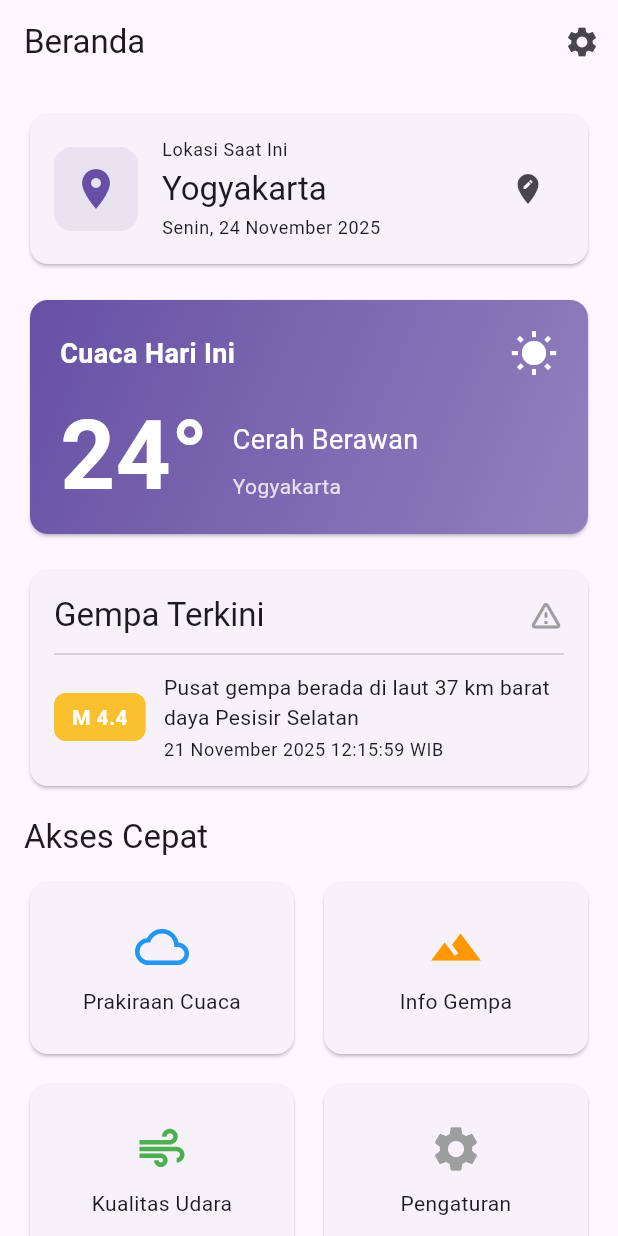
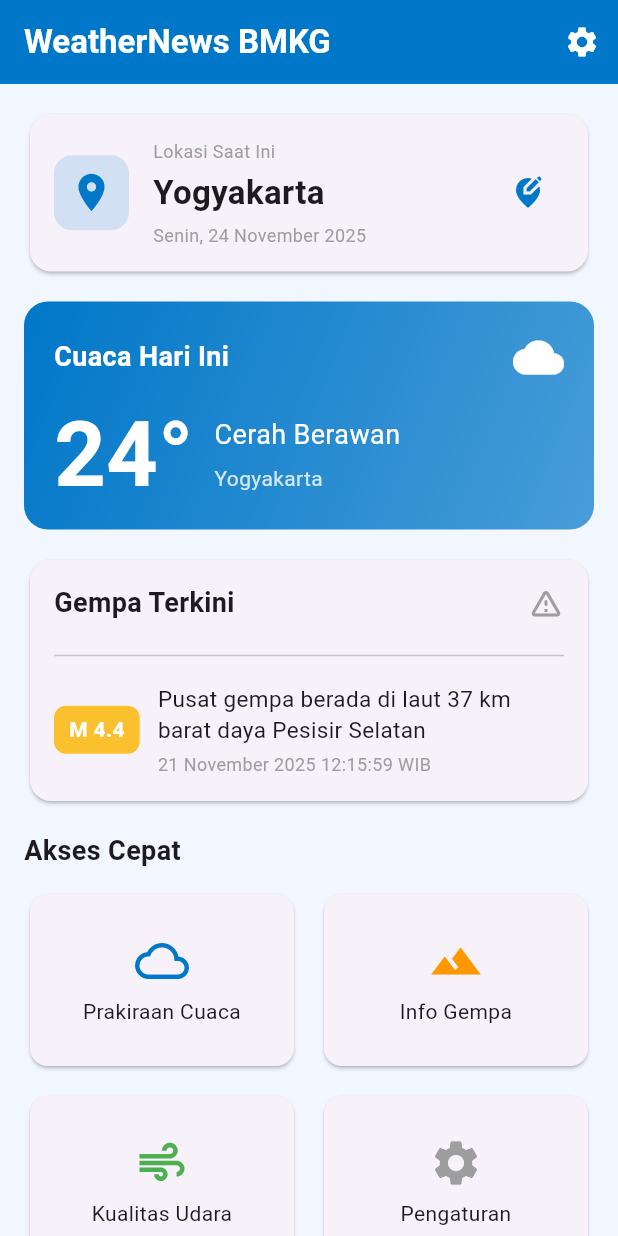
Before and after one commit to GabrielEgi/Project_Akhir_Praktikum_Mobile, a Flutter app: the HomeScreen screen opened directly, on a phone screen of 412 x 824 dp. Run offline on Flutter 3.47's test engine with Material 3 defaults, Android fonts, the phone set to English and light mode, and no system bars; our stand-ins replace cached_network_image, fl_chart, geolocator, google_fonts, hive, hive_flutter and 3 more; accounts and stored records are empty; network calls fail.

Commit message:
redesign 1

```diff
--- a/xbmkg/lib/screens/home_screen.dart
+++ b/xbmkg/lib/screens/home_screen.dart
@@ -33,12 +33,20 @@ class _HomeScreenState extends State<HomeScreen> {
 
   @override
   Widget build(BuildContext context) {
+    final bmkgBlue = const Color(0xFF0077C8);
+
     return Scaffold(
+      backgroundColor: const Color(0xFFF2F6FF),
       appBar: AppBar(
-        title: const Text('Beranda'),
+        backgroundColor: bmkgBlue,
+        elevation: 0,
+        title: const Text(
+          'WeatherNews BMKG',
+          style: TextStyle(color: Colors.white, fontWeight: FontWeight.bold),
+        ),
         actions: [
           IconButton(
-            icon: const Icon(Icons.settings),
+            icon: const Icon(Icons.settings, color: Colors.white),
             onPressed: () {
               Navigator.push(
                 context,
@@ -48,26 +56,30 @@ class _HomeScreenState extends State<HomeScreen> {
           ),
         ],
       ),
+
       body: RefreshIndicator(
+        color: bmkgBlue,
         onRefresh: () async {
           await Future.wait([
             context.read<WeatherProvider>().refresh(),
             context.read<EarthquakeProvider>().refresh(),
           ]);
         },
+
         child: SingleChildScrollView(
           physics: const AlwaysScrollableScrollPhysics(),
           padding: const EdgeInsets.all(16),
+
           child: Column(
             crossAxisAlignment: CrossAxisAlignment.start,
             children: [
-              _buildLocationCard(),
+              _buildLocationCard(bmkgBlue),
               const SizedBox(height: 16),
-              _buildWeatherSummary(),
+              _buildWeatherSummary(bmkgBlue),
               const SizedBox(height: 16),
               _buildEarthquakeSummary(),
               const SizedBox(height: 16),
-              _buildQuickActions(),
+              _buildQuickActions(bmkgBlue),
             ],
           ),
         ),
@@ -75,52 +87,54 @@ class _HomeScreenState extends State<HomeScreen> {
     );
   }
 
-  Widget _buildLocationCard() {
+  // ---------------------------------------------------------
+  //  SECTION: LOKASI
+  // ---------------------------------------------------------
+  Widget _buildLocationCard(Color bmkgBlue) {
     return Consumer<WeatherProvider>(
-      builder: (context, weatherProvider, child) {
+      builder: (context, provider, child) {
         return Card(
+          shape: RoundedRectangleBorder(borderRadius: BorderRadius.circular(14)),
           child: Padding(
             padding: const EdgeInsets.all(16),
             child: Row(
               children: [
                 Container(
-                  padding: const EdgeInsets.all(12),
+                  padding: const EdgeInsets.all(10),
                   decoration: BoxDecoration(
-                    color: Theme.of(context).primaryColor.withValues(alpha: 0.1),
+                    color: bmkgBlue.withOpacity(0.15),
                     borderRadius: BorderRadius.circular(12),
                   ),
-                  child: Icon(
-                    Icons.location_on,
-                    color: Theme.of(context).primaryColor,
-                    size: 32,
-                  ),
+                  child: Icon(Icons.location_on, color: bmkgBlue, size: 30),
                 ),
                 const SizedBox(width: 16),
                 Expanded(
                   child: Column(
                     crossAxisAlignment: CrossAxisAlignment.start,
                     children: [
-                      Text(
-                        'Lokasi Saat Ini',
-                        style: Theme.of(context).textTheme.bodySmall,
-                      ),
+                      const Text('Lokasi Saat Ini',
+                          style: TextStyle(fontSize: 12, color: Colors.grey)),
                       const SizedBox(height: 4),
                       Text(
-                        weatherProvider.selectedLocation,
-                        style: Theme.of(context).textTheme.titleLarge,
+                        provider.selectedLocation,
+                        style: const TextStyle(
+                          fontSize: 22,
+                          fontWeight: FontWeight.w700,
+                        ),
                       ),
                       const SizedBox(height: 4),
                       Text(
                         DateFormat('EEEE, d MMMM yyyy', 'id_ID')
                             .format(DateTime.now()),
-                        style: Theme.of(context).textTheme.bodySmall,
+                        style: const TextStyle(fontSize: 12, color: Colors.grey),
                       ),
                     ],
                   ),
                 ),
                 IconButton(
-                  icon: const Icon(Icons.edit_location),
+                  icon: const Icon(Icons.edit_location_alt),
                   onPressed: () => _showLocationDialog(),
+                  color: bmkgBlue,
                 ),
               ],
             ),
@@ -130,98 +144,79 @@ class _HomeScreenState extends State<HomeScreen> {
     );
   }
 
-  Widget _buildWeatherSummary() {
+  // ---------------------------------------------------------
+  //  SECTION: CUACA HARI INI
+  // ---------------------------------------------------------
+  Widget _buildWeatherSummary(Color bmkgBlue) {
     return Consumer<WeatherProvider>(
-      builder: (context, weatherProvider, child) {
-        if (weatherProvider.isLoading) {
-          return Card(
-            child: Container(
-              padding: const EdgeInsets.all(16),
-              height: 200,
-              child: const Center(child: CircularProgressIndicator()),
-            ),
-          );
+      builder: (context, provider, child) {
+        if (provider.isLoading) {
+          return _loadingCard(height: 200);
         }
 
-        final temperature = weatherProvider.getCurrentTemperature();
-        final condition = weatherProvider.getCurrentWeatherCondition();
+        final temp = provider.getCurrentTemperature();
+        final kondisi = provider.getCurrentWeatherCondition();
 
-        return Card(
-          child: Container(
-            padding: const EdgeInsets.all(20),
+        return Container(
           decoration: BoxDecoration(
-              borderRadius: BorderRadius.circular(12),
             gradient: LinearGradient(
+              colors: [bmkgBlue, bmkgBlue.withOpacity(0.7)],
               begin: Alignment.topLeft,
               end: Alignment.bottomRight,
-                colors: [
-                  Theme.of(context).primaryColor,
-                  Theme.of(context).primaryColor.withValues(alpha: 0.7),
-                ],
             ),
+            borderRadius: BorderRadius.circular(16),
           ),
+          child: Padding(
+            padding: const EdgeInsets.all(20),
             child: Column(
               crossAxisAlignment: CrossAxisAlignment.start,
               children: [
-                const Row(
+                Row(
                   mainAxisAlignment: MainAxisAlignment.spaceBetween,
+                  children: const [
+                    Text(
+                      "Cuaca Hari Ini",
+                      style: TextStyle(
+                          color: Colors.white,
+                          fontSize: 18,
+                          fontWeight: FontWeight.w600),
+                    ),
+                    Icon(Icons.cloud, color: Colors.white, size: 34),
+                  ],
+                ),
+                const SizedBox(height: 18),
+                Row(
                   children: [
                     Text(
-                      'Cuaca Hari Ini',
-                      style: TextStyle(
-                        fontSize: 18,
-                        fontWeight: FontWeight.w600,
+                      temp != null ? "${temp.toStringAsFixed(0)}°" : "--°",
+                      style: const TextStyle(
+                        fontSize: 60,
+                        height: 1,
                         color: Colors.white,
+                        fontWeight: FontWeight.bold,
                       ),
                     ),
-                    Icon(
-                      Icons.wb_sunny,
-                      color: Colors.white,
-                      size: 32,
-                    ),
-                  ],
-                ),
-                const SizedBox(height: 20),
-                Row(
+                    const SizedBox(width: 14),
+                    Column(
                       crossAxisAlignment: CrossAxisAlignment.start,
                       children: [
                         Text(
-                      temperature != null
-                          ? '${temperature.toStringAsFixed(0)}°'
-                          : '--°',
+                          kondisi ?? "Memuat...",
                           style: const TextStyle(
-                        fontSize: 64,
-                        fontWeight: FontWeight.bold,
-                        color: Colors.white,
-                        height: 1,
+                              fontSize: 18, color: Colors.white),
                         ),
-                    ),
-                    const SizedBox(width: 16),
-                    Expanded(
-                      child: Column(
-                        crossAxisAlignment: CrossAxisAlignment.start,
-                        children: [
-                          const SizedBox(height: 8),
+                        const SizedBox(height: 6),
                         Text(
-                            condition ?? 'Memuat...',
-                            style: const TextStyle(
-                              fontSize: 18,
-                              color: Colors.white,
-                            ),
-                          ),
-                          const SizedBox(height: 8),
-                          Text(
-                            weatherProvider.selectedLocation,
+                          provider.selectedLocation,
                           style: TextStyle(
                             fontSize: 14,
-                              color: Colors.white.withValues(alpha: 0.8),
+                            color: Colors.white.withOpacity(0.8),
                           ),
                         ),
                       ],
-                      ),
-                    ),
+                    )
                   ],
-                ),
+                )
               ],
             ),
           ),
@@ -230,24 +225,22 @@ class _HomeScreenState extends State<HomeScreen> {
     );
   }
 
+  // ---------------------------------------------------------
+  //  SECTION: GEMPA
+  // ---------------------------------------------------------
   Widget _buildEarthquakeSummary() {
     return Consumer<EarthquakeProvider>(
-      builder: (context, earthquakeProvider, child) {
-        if (earthquakeProvider.isLoading) {
-          return Card(
-            child: Container(
-              padding: const EdgeInsets.all(16),
-              height: 150,
-              child: const Center(child: CircularProgressIndicator()),
-            ),
-          );
+      builder: (context, provider, child) {
+        if (provider.isLoading) {
+          return _loadingCard(height: 150);
         }
 
-        final latestEarthquake = earthquakeProvider.latestEarthquakes.isNotEmpty
-            ? earthquakeProvider.latestEarthquakes.first
+        final data = provider.latestEarthquakes.isNotEmpty
+            ? provider.latestEarthquakes.first
             : null;
 
         return Card(
+          shape: RoundedRectangleBorder(borderRadius: BorderRadius.circular(14)),
           child: Padding(
             padding: const EdgeInsets.all(16),
             child: Column(
@@ -256,39 +249,32 @@ class _HomeScreenState extends State<HomeScreen> {
                 Row(
                   mainAxisAlignment: MainAxisAlignment.spaceBetween,
                   children: [
-                    Text(
-                      'Gempa Terkini',
-                      style: Theme.of(context).textTheme.titleLarge,
-                    ),
-                    Icon(
-                      Icons.warning_amber_rounded,
-                      color: latestEarthquake != null &&
-                              latestEarthquake.magnitude != null &&
-                              latestEarthquake.magnitude! >= 5.0
-                          ? Colors.orange
-                          : Colors.grey,
-                    ),
+                    const Text("Gempa Terkini",
+                        style: TextStyle(
+                            fontSize: 18, fontWeight: FontWeight.w600)),
+                    Icon(Icons.warning_amber_rounded,
+                        color:
+                            (data?.magnitude ?? 0) >= 5 ? Colors.orange : Colors.grey),
                   ],
                 ),
-                const Divider(height: 24),
-                if (latestEarthquake != null) ...[
+                const SizedBox(height: 14),
+                const Divider(),
+                const SizedBox(height: 10),
+
+                if (data != null)
                   Row(
                     children: [
                       Container(
-                        padding: const EdgeInsets.symmetric(
-                          horizontal: 12,
-                          vertical: 6,
-                        ),
+                        padding:
+                            const EdgeInsets.symmetric(vertical: 6, horizontal: 10),
                         decoration: BoxDecoration(
-                          color: _getMagnitudeColor(latestEarthquake.magnitude),
+                          color: _getMagnitudeColor(data.magnitude),
                           borderRadius: BorderRadius.circular(8),
                         ),
                         child: Text(
-                          'M ${latestEarthquake.magnitude?.toStringAsFixed(1) ?? '-'}',
+                          "M ${data.magnitude?.toStringAsFixed(1)}",
                           style: const TextStyle(
-                            color: Colors.white,
-                            fontWeight: FontWeight.bold,
-                          ),
+                              color: Colors.white, fontWeight: FontWeight.bold),
                         ),
                       ),
                       const SizedBox(width: 12),
@@ -296,30 +282,24 @@ class _HomeScreenState extends State<HomeScreen> {
                         child: Column(
                           crossAxisAlignment: CrossAxisAlignment.start,
                           children: [
-                            Text(
-                              latestEarthquake.region ?? 'Tidak diketahui',
-                              style: Theme.of(context).textTheme.bodyMedium,
-                              maxLines: 2,
-                              overflow: TextOverflow.ellipsis,
-                            ),
+                            Text(data.region ?? "Tidak diketahui",
+                                style: const TextStyle(fontSize: 15)),
                             const SizedBox(height: 4),
-                            Text(
-                              '${latestEarthquake.date} ${latestEarthquake.time}',
-                              style: Theme.of(context).textTheme.bodySmall,
-                            ),
+                            Text("${data.date} ${data.time}",
+                                style: const TextStyle(
+                                    fontSize: 12, color: Colors.grey)),
                           ],
                         ),
                       ),
                     ],
+                  )
+                else
+                  const Center(
+                    child: Text(
+                      "Tidak ada data gempa terbaru",
+                      style: TextStyle(color: Colors.grey),
                     ),
-                ] else ...[
-                  Center(
-                    child: Text(
-                      'Tidak ada data gempa terkini',
-                      style: Theme.of(context).textTheme.bodySmall,
-                    ),
-                  ),
-                ],
+                  )
               ],
             ),
           ),
@@ -328,15 +308,17 @@ class _HomeScreenState extends State<HomeScreen> {
     );
   }
 
-  Widget _buildQuickActions() {
+  // ---------------------------------------------------------
+  //  SECTION: MENU CEPAT
+  // ---------------------------------------------------------
+  Widget _buildQuickActions(Color bmkgBlue) {
     return Column(
       crossAxisAlignment: CrossAxisAlignment.start,
       children: [
-        Text(
-          'Akses Cepat',
-          style: Theme.of(context).textTheme.titleLarge,
-        ),
+        const Text("Akses Cepat",
+            style: TextStyle(fontSize: 18, fontWeight: FontWeight.w700)),
         const SizedBox(height: 12),
+
         GridView.count(
           crossAxisCount: 2,
           shrinkWrap: true,
@@ -345,69 +327,36 @@ class _HomeScreenState extends State<HomeScreen> {
           crossAxisSpacing: 12,
           childAspectRatio: 1.5,
           children: [
-            _buildQuickActionCard(
-              icon: Icons.cloud_queue,
-              title: 'Prakiraan Cuaca',
-              color: Colors.blue,
-              onTap: () {
-                // Navigate to weather screen
-              },
-            ),
-            _buildQuickActionCard(
-              icon: Icons.terrain,
-              title: 'Info Gempa',
-              color: Colors.orange,
-              onTap: () {
-                // Navigate to earthquake screen
-              },
-            ),
-            _buildQuickActionCard(
-              icon: Icons.air,
-              title: 'Kualitas Udara',
-              color: Colors.green,
-              onTap: () {
-                // Navigate to air quality screen
-              },
-            ),
-            _buildQuickActionCard(
-              icon: Icons.settings,
-              title: 'Pengaturan',
-              color: Colors.grey,
-              onTap: () {
+            _quickAction(Icons.cloud_queue, "Prakiraan Cuaca", bmkgBlue, () {}),
+            _quickAction(Icons.terrain, "Info Gempa", Colors.orange, () {}),
+            _quickAction(Icons.air, "Kualitas Udara", Colors.green, () {}),
+            _quickAction(Icons.settings, "Pengaturan", Colors.grey, () {
               Navigator.push(
                 context,
                 MaterialPageRoute(builder: (_) => const SettingsScreen()),
               );
-              },
-            ),
+            }),
           ],
         ),
       ],
     );
   }
 
-  Widget _buildQuickActionCard({
-    required IconData icon,
-    required String title,
-    required Color color,
-    required VoidCallback onTap,
-  }) {
+  Widget _quickAction(
+      IconData icon, String title, Color color, VoidCallback onTap) {
     return Card(
+      shape: RoundedRectangleBorder(borderRadius: BorderRadius.circular(12)),
       child: InkWell(
+        borderRadius: BorderRadius.circular(12),
         onTap: onTap,
-        borderRadius: BorderRadius.circular(12),
         child: Padding(
-          padding: const EdgeInsets.all(16),
+          padding: const EdgeInsets.all(14),
           child: Column(
             mainAxisAlignment: MainAxisAlignment.center,
             children: [
               Icon(icon, size: 36, color: color),
-              const SizedBox(height: 8),
-              Text(
-                title,
-                textAlign: TextAlign.center,
-                style: Theme.of(context).textTheme.bodyMedium,
-              ),
+              const SizedBox(height: 6),
+              Text(title, textAlign: TextAlign.center),
             ],
           ),
         ),
@@ -415,53 +364,60 @@ class _HomeScreenState extends State<HomeScreen> {
     );
   }
 
-  Color _getMagnitudeColor(double? magnitude) {
-    if (magnitude == null) return Colors.grey;
-    if (magnitude < 3.0) return Colors.green;
-    if (magnitude < 5.0) return Colors.yellow.shade700;
-    if (magnitude < 7.0) return Colors.orange;
+  // ---------------------------------------------------------
+  //  UTIL
+  // ---------------------------------------------------------
+  Widget _loadingCard({double height = 100}) {
+    return Card(
+      child: SizedBox(
+        height: height,
+        child: const Center(child: CircularProgressIndicator()),
+      ),
+    );
+  }
+
+  Color _getMagnitudeColor(double? m) {
+    if (m == null) return Colors.grey;
+    if (m < 3) return Colors.green;
+    if (m < 5) return Colors.yellow.shade700;
+    if (m < 7) return Colors.orange;
     return Colors.red;
   }
 
+  // popup lokasi
   void _showLocationDialog() {
     final cities = [
-      'Jakarta',
-      'Yogyakarta',
-      'Bandung',
-      'Surabaya',
-      'Semarang',
-      'Medan',
-      'Palembang',
-      'Makassar',
-      'Denpasar',
-      'Malang',
+      "Jakarta",
+      "Yogyakarta",
+      "Bandung",
+      "Surabaya",
+      "Semarang",
+      "Medan",
+      "Palembang",
+      "Makassar",
+      "Denpasar",
+      "Malang",
     ];
 
     showDialog(
       context: context,
-      builder: (context) {
-        return AlertDialog(
-          title: const Text('Pilih Lokasi'),
+      builder: (_) => AlertDialog(
+        title: const Text("Pilih Lokasi"),
         content: SizedBox(
           width: double.maxFinite,
           child: ListView.builder(
+            itemCount: cities.length,
             shrinkWrap: true,
-              itemCount: cities.length,
-              itemBuilder: (context, index) {
-                return ListTile(
-                  title: Text(cities[index]),
+            itemBuilder: (_, i) => ListTile(
+              title: Text(cities[i]),
               onTap: () {
-                    context
-                        .read<WeatherProvider>()
-                        .changeLocation(cities[index]);
+                context.read<WeatherProvider>().changeLocation(cities[i]);
                 Navigator.pop(context);
-                  },
-                );
               },
             ),
           ),
-        );
-      },
+        ),
+      ),
     );
   }
 }
--- a/xbmkg/pubspec.yaml
+++ b/xbmkg/pubspec.yaml
@@ -21,6 +21,7 @@ dependencies:
   cached_network_image: ^3.4.1
   geolocator: ^13.0.2
   permission_handler: ^11.3.1
+  image_picker: ^1.1.2
 
 dev_dependencies:
   flutter_test:
```
Also changed, not shown: xbmkg/lib/screens/earthquake_screen.dart (+95 -53 lines), xbmkg/lib/screens/profile_screen.dart (+5 -15 lines), xbmkg/lib/screens/weather_screen.dart (+123 -47 lines), xbmkg/pubspec.lock. Lines whose indentation alone changed are shown as unchanged.
